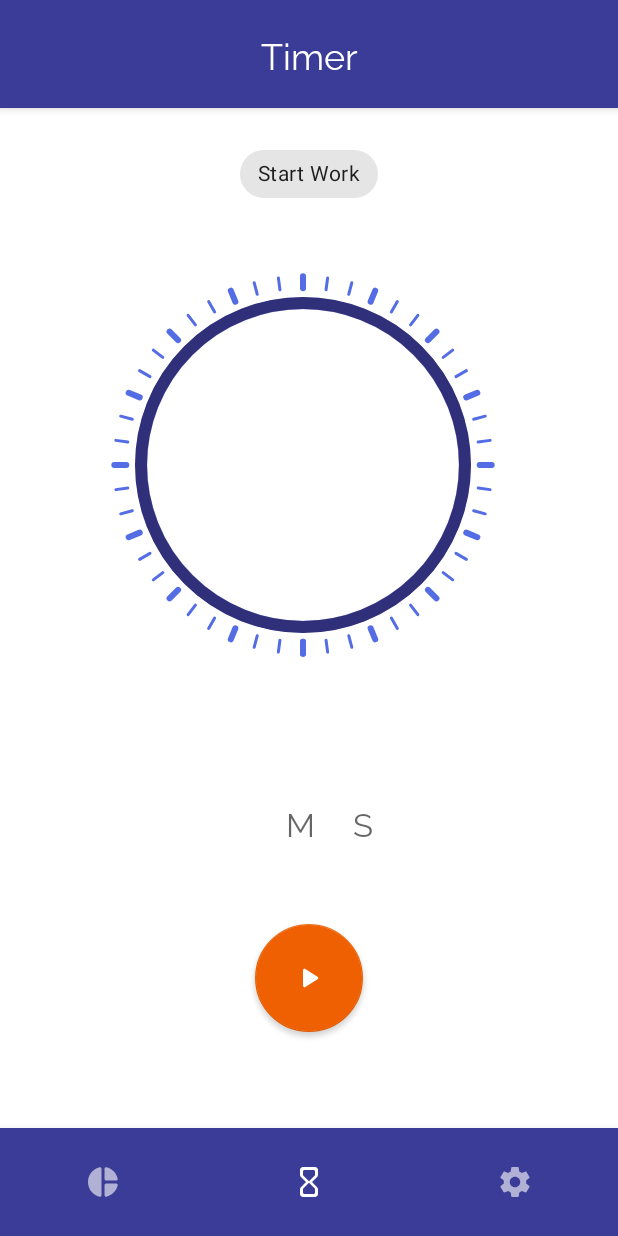
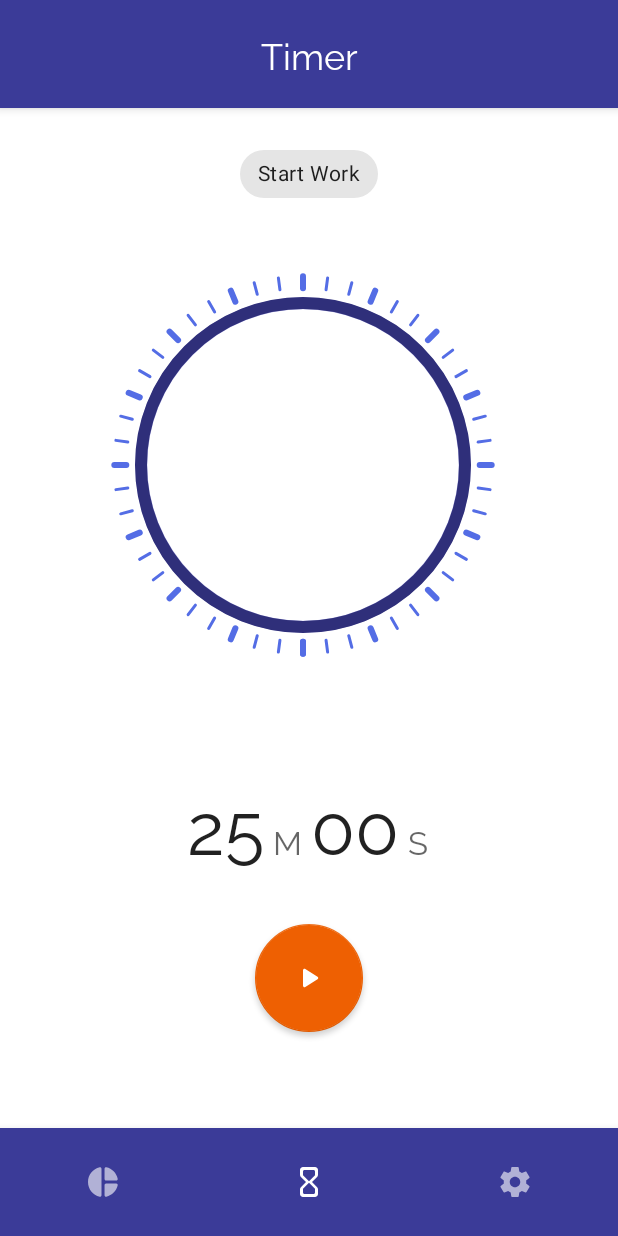
Before and after one commit to aruke/Tatsu, an Android app: the TimerFragment screen opened directly, with no data from a screen before it, on a phone screen of 412 x 824 dp. Run offline under Robolectric (Android 15) with nearby library versions, the phone set to English and light mode, and no system bars; our stand-ins replace Room's generated code, Timber, data binding, navigation-ui; Roboto replaces fonts that are not available here.

Commit message:
Fix digital timer

```diff
--- a/app/src/main/java/org/rionlabs/tatsu/ui/view/DigitalTimerView.kt
+++ b/app/src/main/java/org/rionlabs/tatsu/ui/view/DigitalTimerView.kt
@@ -3,10 +3,12 @@ package org.rionlabs.tatsu.ui.view
 import android.content.Context
 import android.util.AttributeSet
 import android.view.LayoutInflater
+import android.view.View
 import android.widget.FrameLayout
 import org.rionlabs.tatsu.data.model.Timer
 import org.rionlabs.tatsu.databinding.ViewDigitalTimerBinding
 import timber.log.Timber
+import java.util.*
 
 class DigitalTimerView @JvmOverloads constructor(
     context: Context, attrs: AttributeSet? = null, defStyleAttr: Int = 0
@@ -14,24 +16,35 @@ class DigitalTimerView @JvmOverloads constructor(
 
     private val binding = ViewDigitalTimerBinding.inflate(LayoutInflater.from(context), this, true)
 
+    private val zeroPaddedFormat: String = "%02d"
+    private val normalFormat: String = "%d"
+
     fun setTimer(timer: Timer) {
         binding.apply {
             Timber.d("Duration in seconds = $timer")
             timer.apply {
                 Timber.d("Duration display = $hours:$minutes:$seconds")
+                var minuteFormat = zeroPaddedFormat
+                var secondFormat = zeroPaddedFormat
 
                 if (hours <= 0) {
                     groupHour.visibility = GONE
+                    minuteFormat = normalFormat
+                } else {
+                    groupHour.visibility = View.VISIBLE
                 }
                 textDigitHours.text = hours.toString()
 
                 if (minutes <= 0) {
                     groupMinutes.visibility = GONE
+                    secondFormat = normalFormat
+                } else {
+                    groupMinutes.visibility = View.VISIBLE
                 }
 
-                textDigitMinutes.text = minutes.toString()
+                textDigitMinutes.text = String.format(Locale.US, minuteFormat, minutes)
 
-                textDigitSeconds.text = seconds.toString()
+                textDigitSeconds.text = String.format(Locale.US, secondFormat, seconds)
             }
         }
         binding.executePendingBindings()
--- a/app/src/main/res/values/styles.xml
+++ b/app/src/main/res/values/styles.xml
@@ -63,10 +63,7 @@
         <item name="android:layout_height">0dp</item>
         <item name="android:layout_margin">2dp</item>
         <item name="android:singleLine">true</item>
-        <item name="autoSizeTextType">uniform</item>
-        <item name="autoSizeStepGranularity">1sp</item>
-        <item name="autoSizeMinTextSize">18sp</item>
-        <item name="autoSizeMaxTextSize">42sp</item>
+        <item name="android:textSize">48sp</item>
         <item name="android:gravity">center_vertical</item>
         <item name="android:fontFamily">@font/source_code_pro</item>
         <item name="fontFamily">@font/source_code_pro</item>
```
